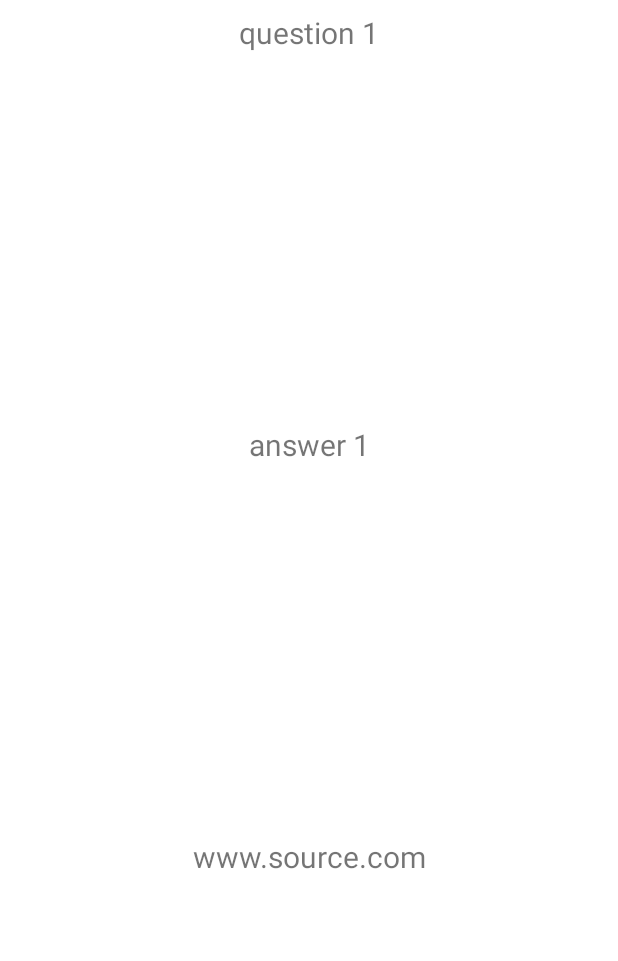
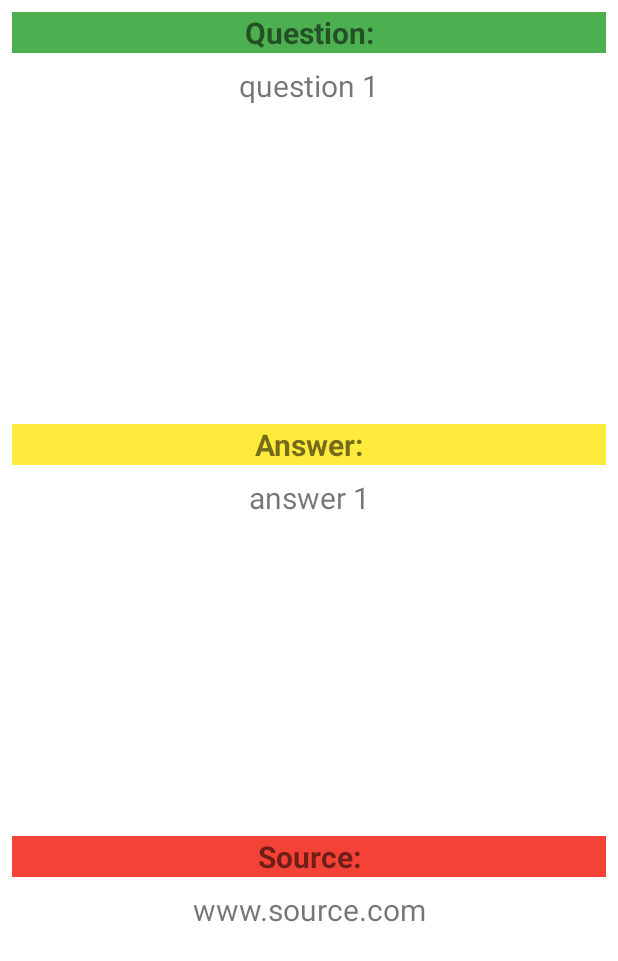
Before and after one commit to interview-prep-platform/interview-prep-client, an Android app: the layout fragment_detail.xml on its own in the app's theme, with its tools: preview values and no code run, on a phone screen of 412 x 824 dp. Shown: the top 961 px of the screen. Run offline under Robolectric (Android 15) with nearby library versions, the light colour scheme and no system bars.

Commit message:
Homescreen working & edited Fragment detail layout.

```diff
--- a/app/src/main/res/layout/fragment_detail.xml
+++ b/app/src/main/res/layout/fragment_detail.xml
@@ -6,7 +6,24 @@
   android:layout_width="match_parent"
   android:layout_height="match_parent"
   tools:context=".controller.DetailFragment">
-
+  <TextView
+    android:id="@+id/question_label"
+    android:layout_width="match_parent"
+    android:layout_height="wrap_content"
+    android:layout_marginTop="8dp"
+    android:layout_marginStart="8dp"
+    android:layout_marginEnd="8dp"
+    android:textAlignment="center"
+    android:textSize="20sp"
+    android:text="Question:"
+    android:textStyle="bold"
+    android:background="@color/green"
+    app:layout_constraintBottom_toTopOf="@id/question_text"
+    app:layout_constraintEnd_toEndOf="parent"
+    app:layout_constraintStart_toStartOf="parent"
+    app:layout_constraintTop_toTopOf="parent"
+    tools:text="Question:"
+    />
   <TextView
     android:id="@+id/question_text"
     android:layout_width="match_parent"
@@ -16,12 +33,30 @@
     android:layout_marginEnd="8dp"
     android:textAlignment="center"
     android:textSize="20sp"
-    app:layout_constraintBottom_toTopOf="@id/answer_text"
+    app:layout_constraintBottom_toTopOf="@id/answer_label"
     app:layout_constraintEnd_toEndOf="parent"
     app:layout_constraintHorizontal_bias="0.0"
     app:layout_constraintStart_toStartOf="parent"
-    app:layout_constraintTop_toTopOf="parent"
+    app:layout_constraintTop_toBottomOf="@id/question_label"
     tools:text="question 1"/>
+  <TextView
+    android:id="@+id/answer_label"
+    android:layout_width="match_parent"
+    android:layout_height="wrap_content"
+    android:layout_marginTop="8dp"
+    android:layout_marginStart="8dp"
+    android:layout_marginEnd="8dp"
+    android:textAlignment="center"
+    android:textSize="20sp"
+    android:background="@color/yellow"
+    android:text="Answer:"
+    android:textStyle="bold"
+    app:layout_constraintBottom_toTopOf="@id/answer_text"
+    app:layout_constraintEnd_toEndOf="parent"
+    app:layout_constraintStart_toStartOf="parent"
+    app:layout_constraintTop_toBottomOf="@id/question_text"
+    tools:text="Answer:"
+    />
   <TextView
     android:id="@+id/answer_text"
     android:layout_width="match_parent"
@@ -31,13 +66,30 @@
     android:layout_marginEnd="8dp"
     android:textAlignment="center"
     android:textSize="20sp"
+    app:layout_constraintBottom_toTopOf="@id/source_label"
+    app:layout_constraintEnd_toEndOf="parent"
+    app:layout_constraintStart_toStartOf="parent"
+    app:layout_constraintTop_toBottomOf="@id/answer_label"
+    tools:text="answer 1"
+    />
+  <TextView
+    android:id="@+id/source_label"
+    android:layout_width="match_parent"
+    android:layout_height="wrap_content"
+    android:layout_marginTop="8dp"
+    android:layout_marginStart="8dp"
+    android:layout_marginEnd="8dp"
+    android:textAlignment="center"
+    android:textSize="20sp"
+    android:background="@color/red"
+    android:text="Source:"
+    android:textStyle="bold"
     app:layout_constraintBottom_toTopOf="@id/source_text"
     app:layout_constraintEnd_toEndOf="parent"
     app:layout_constraintStart_toStartOf="parent"
-    app:layout_constraintTop_toBottomOf="@id/question_text"
-    tools:text="answer 1"
+    app:layout_constraintTop_toBottomOf="@id/answer_text"
+    tools:text="Source:"
     />
-
   <TextView
     android:id="@+id/source_text"
     android:layout_width="match_parent"
@@ -50,7 +102,8 @@
     app:layout_constraintBottom_toBottomOf="parent"
     app:layout_constraintEnd_toEndOf="parent"
     app:layout_constraintStart_toStartOf="parent"
-    app:layout_constraintTop_toBottomOf="@id/answer_text"
+    app:layout_constraintTop_toBottomOf="@id/source_label"
     tools:text="www.source.com"
     />
+
 </androidx.constraintlayout.widget.ConstraintLayout>
--- a/app/src/main/res/menu/activity_main_drawer.xml
+++ b/app/src/main/res/menu/activity_main_drawer.xml
@@ -9,10 +9,6 @@
       android:icon="@drawable/ic_baseline_question_answer_24"
       android:title="@string/menu_question"/>
     <item
-      android:id="@+id/nav_detail"
-      android:icon="@drawable/ic_menu_gallery"
-      android:title="@string/menu_detail"/>
-    <item
       android:id="@+id/nav_quiz"
       android:icon="@drawable/ic_baseline_queue_play_next_24"
       android:title="@string/menu_quiz"/>
--- a/app/src/main/res/values/colors.xml
+++ b/app/src/main/res/values/colors.xml
@@ -7,4 +7,8 @@
   <color name="teal_700">#FF018786</color>
   <color name="black">#FF000000</color>
   <color name="white">#FFFFFFFF</color>
+  <color name="red">#F44336</color>
+  <color name="yellow">#FFEB3B</color>
+  <color name="green">#4CAF50</color>
+
 </resources>
```
